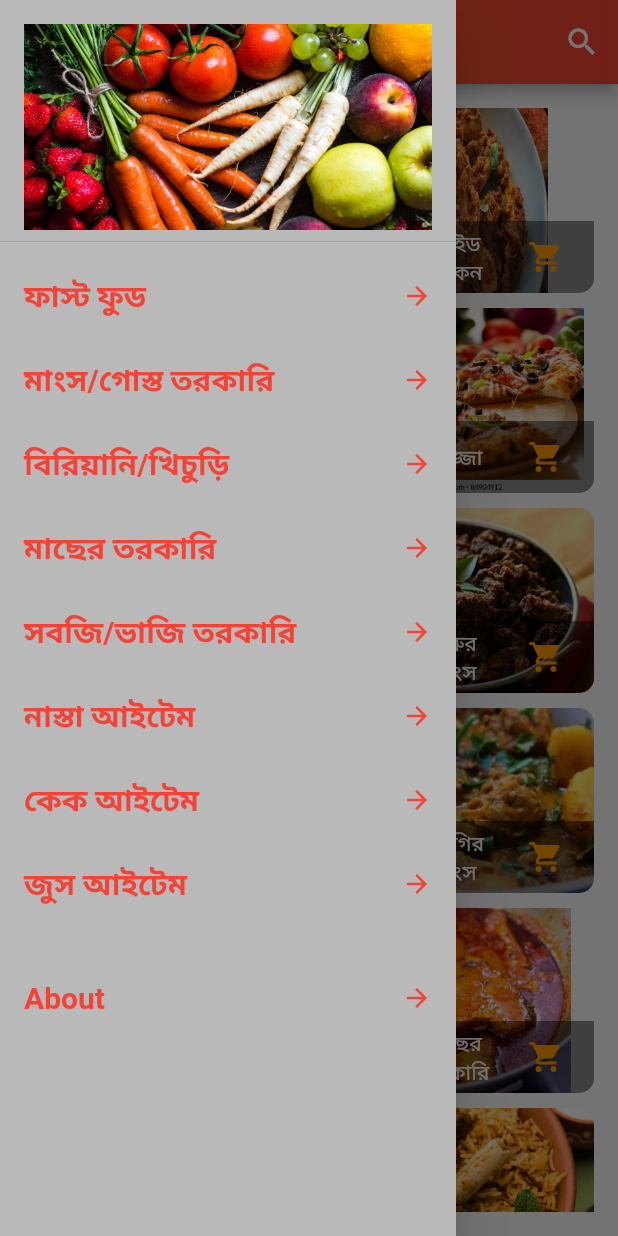
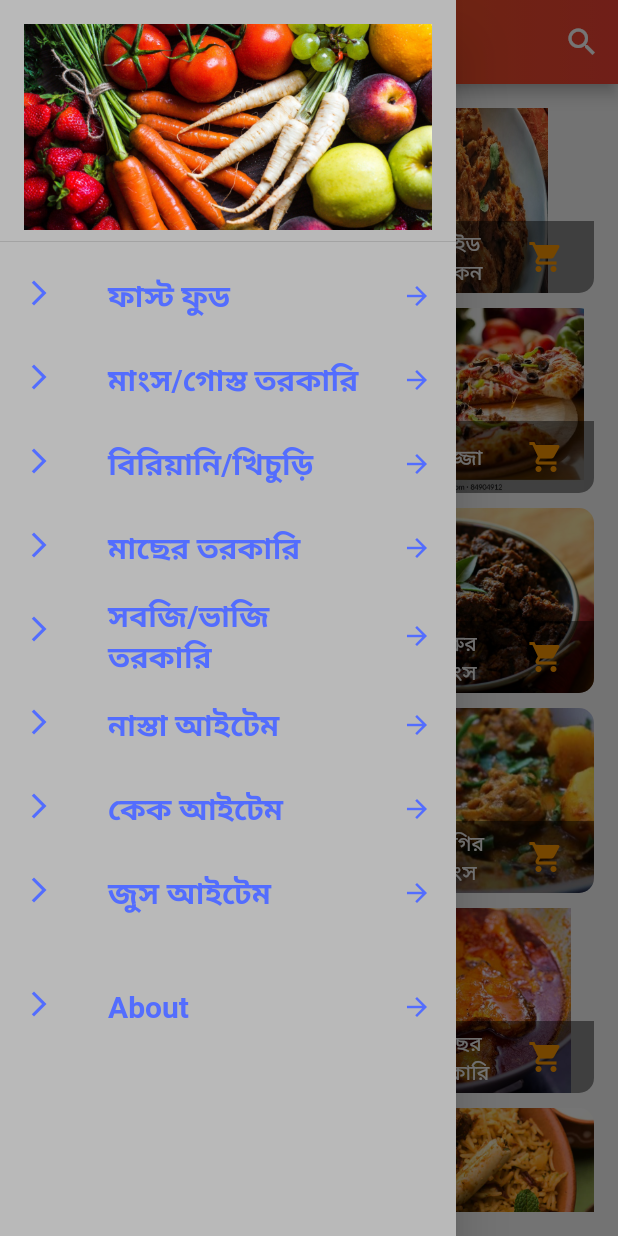
Before and after one commit to RRKawchar/learn-to-cook, a Flutter app: the FoodOverViewScreen screen opened directly, with the side drawer open, on a phone screen of 412 x 824 dp. Run offline on Flutter 3.47's test engine with Material 2 defaults, Android fonts, the phone set to English and light mode, and no system bars; our stand-ins replace lottie.

Commit message:
Hey!This is learn to cook apps

```diff
--- a/lib/about_app.dart
+++ b/lib/about_app.dart
@@ -18,21 +18,20 @@ class AboutApp extends StatelessWidget {
             width: double.infinity,
             //color: Colors.purple,
             alignment: Alignment.center,
-            margin: EdgeInsets.all(20),
-            padding: EdgeInsets.all(30),
+            // margin: EdgeInsets.all(20),
+            // padding: EdgeInsets.all(30),
             decoration: BoxDecoration(
               border: Border.all(color: Colors.white, width: 3),
             ),
-            child: ListView(
+            child: Column(
 
               children: [
-
+                SizedBox(height: 20,),
                 Text('রান্না রেসিপি',
                 style: TextStyle(fontSize: 30.0,color: Colors.blueAccent),),
 
+                SizedBox(height: 20,),
                 Container(
-                  height:350,
-                  width: MediaQuery.of(context).size.width,
                  // color: Colors.white,
                   margin: EdgeInsets.all(20),
                   padding: EdgeInsets.all(30),
@@ -44,6 +43,7 @@ class AboutApp extends StatelessWidget {
                       ' সবজি তরকারি ,বিভিন্ন আইটেম নাস্তা  রেসিপি ।',
                     style: TextStyle(fontSize: 20.0,color: Colors.blueAccent),),
                 ),
+                SizedBox(height: 20,),
 
                 Padding(
                   padding: const EdgeInsets.only(left: 80.0),
--- a/lib/foodReview/screens/food_overview_screen.dart
+++ b/lib/foodReview/screens/food_overview_screen.dart
@@ -86,8 +86,9 @@ class _FoodOverViewScreenState extends State<FoodOverViewScreen> {
               ListTile(
 
                 title: Text('ফাস্ট ফুড ',
-                style: TextStyle(fontSize: 20.0,color: Colors.red,fontWeight: FontWeight.bold),),
-                trailing: Icon(Icons.arrow_forward,color: Colors.red,size: 20.0,),
+                style: TextStyle(fontSize: 20.0,color: Colors.indigoAccent,fontWeight: FontWeight.bold),),
+                trailing: Icon(Icons.arrow_forward,color: Colors.indigoAccent,size: 20.0,),
+                leading: Icon(Icons.arrow_forward_ios,color: Colors.indigoAccent,size: 20.0,),
                 onTap: (){
                   print('fast food page');
                   Navigator.push(context, MaterialPageRoute(builder: (context){return FastFood();}));
@@ -95,8 +96,9 @@ class _FoodOverViewScreenState extends State<FoodOverViewScreen> {
               ),
               ListTile(
                 title: Text('মাংস/গোস্ত তরকারি ',
-                  style: TextStyle(fontSize: 20.0,color: Colors.red,fontWeight: FontWeight.bold),),
-                trailing: Icon(Icons.arrow_forward,color: Colors.red,size: 20.0,),
+                  style: TextStyle(fontSize: 20.0,color: Colors.indigoAccent,fontWeight: FontWeight.bold),),
+                trailing: Icon(Icons.arrow_forward,color: Colors.indigoAccent,size: 20.0,),
+                leading: Icon(Icons.arrow_forward_ios,color: Colors.indigoAccent,size: 20.0,),
                 onTap: (){
                   print('meat and beef curry page');
                   Navigator.push(context, MaterialPageRoute(builder: (context){return MeatAndBeefCurry();}));
@@ -104,8 +106,9 @@ class _FoodOverViewScreenState extends State<FoodOverViewScreen> {
               ),
               ListTile(
                 title: Text('বিরিয়ানি/খিচুড়ি',
-                  style: TextStyle(fontSize: 20.0,color: Colors.red,fontWeight: FontWeight.bold),),
-                trailing: Icon(Icons.arrow_forward,color: Colors.red,size: 20.0,),
+                  style: TextStyle(fontSize: 20.0,color: Colors.indigoAccent,fontWeight: FontWeight.bold),),
+                trailing: Icon(Icons.arrow_forward,color: Colors.indigoAccent,size: 20.0,),
+                leading: Icon(Icons.arrow_forward_ios,color: Colors.indigoAccent,size: 20.0,),
                 onTap: (){
                   print('This is biryani');
                   Navigator.push(context, MaterialPageRoute(builder: (context){return BiryaniFood();}));
@@ -113,8 +116,9 @@ class _FoodOverViewScreenState extends State<FoodOverViewScreen> {
               ),
               ListTile(
                 title: Text('মাছের তরকারি',
-                  style: TextStyle(fontSize: 20.0,color: Colors.red,fontWeight: FontWeight.bold),),
-                trailing: Icon(Icons.arrow_forward,color: Colors.red,size: 20.0,),
+                  style: TextStyle(fontSize: 20.0,color: Colors.indigoAccent,fontWeight: FontWeight.bold),),
+                trailing: Icon(Icons.arrow_forward,color: Colors.indigoAccent,size: 20.0,),
+                leading: Icon(Icons.arrow_forward_ios,color: Colors.indigoAccent,size: 20.0,),
                 onTap: (){
                   print('this is Fish curry');
                   Navigator.push(context, MaterialPageRoute(builder: (context){return FishFood();}));
@@ -122,8 +126,9 @@ class _FoodOverViewScreenState extends State<FoodOverViewScreen> {
               ),
               ListTile(
                 title: Text('সবজি/ভাজি তরকারি',
-                  style: TextStyle(fontSize: 20.0,color: Colors.red,fontWeight: FontWeight.bold),),
-                trailing: Icon(Icons.arrow_forward,color: Colors.red,size: 20.0,),
+                  style: TextStyle(fontSize: 20.0,color: Colors.indigoAccent,fontWeight: FontWeight.bold),),
+                trailing: Icon(Icons.arrow_forward,color: Colors.indigoAccent,size: 20.0,),
+                leading: Icon(Icons.arrow_forward_ios,color: Colors.indigoAccent,size: 20.0,),
                 onTap: (){
                   print('this is vegitable curry');
                   Navigator.push(context, MaterialPageRoute(builder: (context){return vegetableFood();}));
@@ -131,8 +136,9 @@ class _FoodOverViewScreenState extends State<FoodOverViewScreen> {
               ),
               ListTile(
                 title: Text('নাস্তা আইটেম ',
-                  style: TextStyle(fontSize: 20.0,color: Colors.red,fontWeight: FontWeight.bold),),
-                trailing: Icon(Icons.arrow_forward,color: Colors.red,size: 20.0,),
+                  style: TextStyle(fontSize: 20.0,color: Colors.indigoAccent,fontWeight: FontWeight.bold),),
+                trailing: Icon(Icons.arrow_forward,color: Colors.indigoAccent,size: 20.0,),
+                leading: Icon(Icons.arrow_forward_ios,color: Colors.indigoAccent,size: 20.0,),
                 onTap: (){
                   print('this is breakfast ');
                   Navigator.push(context, MaterialPageRoute(builder: (context){return BreakFastFood();}));
@@ -140,8 +146,9 @@ class _FoodOverViewScreenState extends State<FoodOverViewScreen> {
               ),
               ListTile(
                 title: Text('কেক আইটেম',
-                  style: TextStyle(fontSize: 20.0,color: Colors.red,fontWeight: FontWeight.bold),),
-                trailing: Icon(Icons.arrow_forward,color: Colors.red,size: 20.0,),
+                  style: TextStyle(fontSize: 20.0,color: Colors.indigoAccent,fontWeight: FontWeight.bold),),
+                trailing: Icon(Icons.arrow_forward,color: Colors.indigoAccent,size: 20.0,),
+                leading: Icon(Icons.arrow_forward_ios,color: Colors.indigoAccent,size: 20.0,),
                 onTap: (){
                   print('this is Cake items ');
                   Navigator.push(context, MaterialPageRoute(builder: (context){return CakeFood();}));
@@ -149,8 +156,9 @@ class _FoodOverViewScreenState extends State<FoodOverViewScreen> {
               ),
               ListTile(
                 title: Text('জুস আইটেম',
-                  style: TextStyle(fontSize: 20.0,color: Colors.red,fontWeight: FontWeight.bold),),
-                trailing: Icon(Icons.arrow_forward,color: Colors.red,size: 20.0,),
+                  style: TextStyle(fontSize: 20.0,color: Colors.indigoAccent,fontWeight: FontWeight.bold),),
+                trailing: Icon(Icons.arrow_forward,color: Colors.indigoAccent,size: 20.0,),
+                leading: Icon(Icons.arrow_forward_ios,color: Colors.indigoAccent,size: 20.0,),
                 onTap: (){
                   print('this is Juice items ');
                   Navigator.push(context, MaterialPageRoute(builder: (context){return JuiceFood();}));
@@ -160,8 +168,9 @@ class _FoodOverViewScreenState extends State<FoodOverViewScreen> {
               SizedBox(height: 20.0,),
               ListTile(
                 title: Text('About',
-                  style: TextStyle(fontSize: 20.0,color: Colors.red,fontWeight: FontWeight.bold),),
-                trailing: Icon(Icons.arrow_forward,color: Colors.red,size: 20.0,),
+                  style: TextStyle(fontSize: 20.0,color: Colors.indigoAccent,fontWeight: FontWeight.bold),),
+                trailing: Icon(Icons.arrow_forward,color: Colors.indigoAccent,size: 20.0,),
+                leading: Icon(Icons.arrow_forward_ios,color: Colors.indigoAccent,size: 20.0,),
                 onTap: (){
                   print('this is about ');
                   Navigator.push(context, MaterialPageRoute(builder: (context){return AboutApp();}));
```
